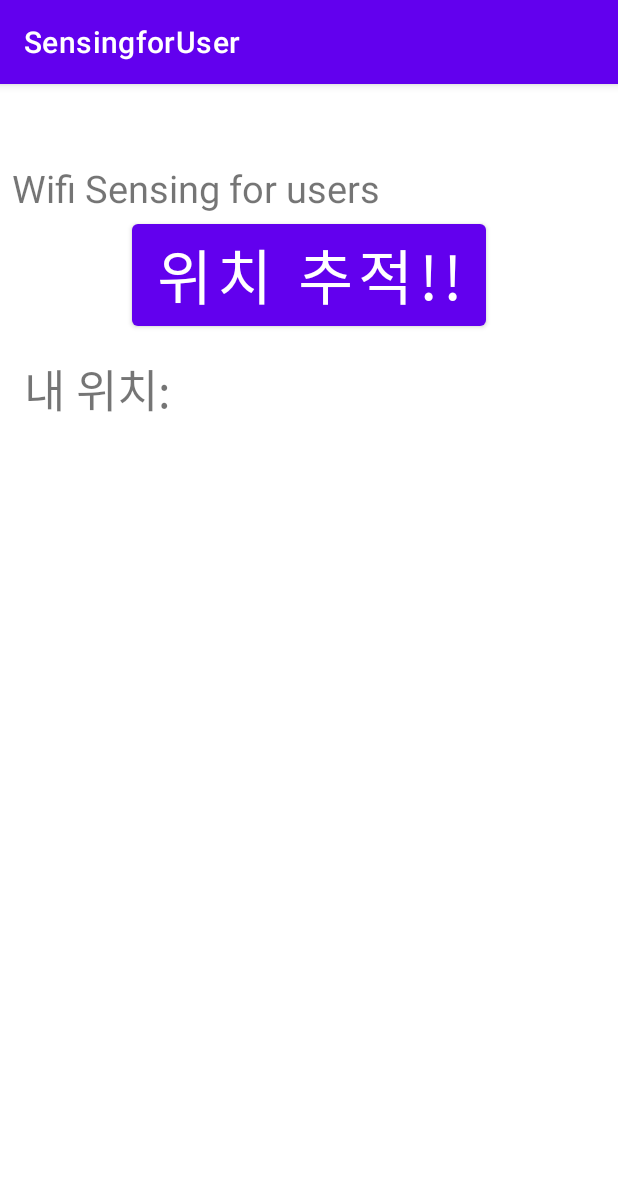
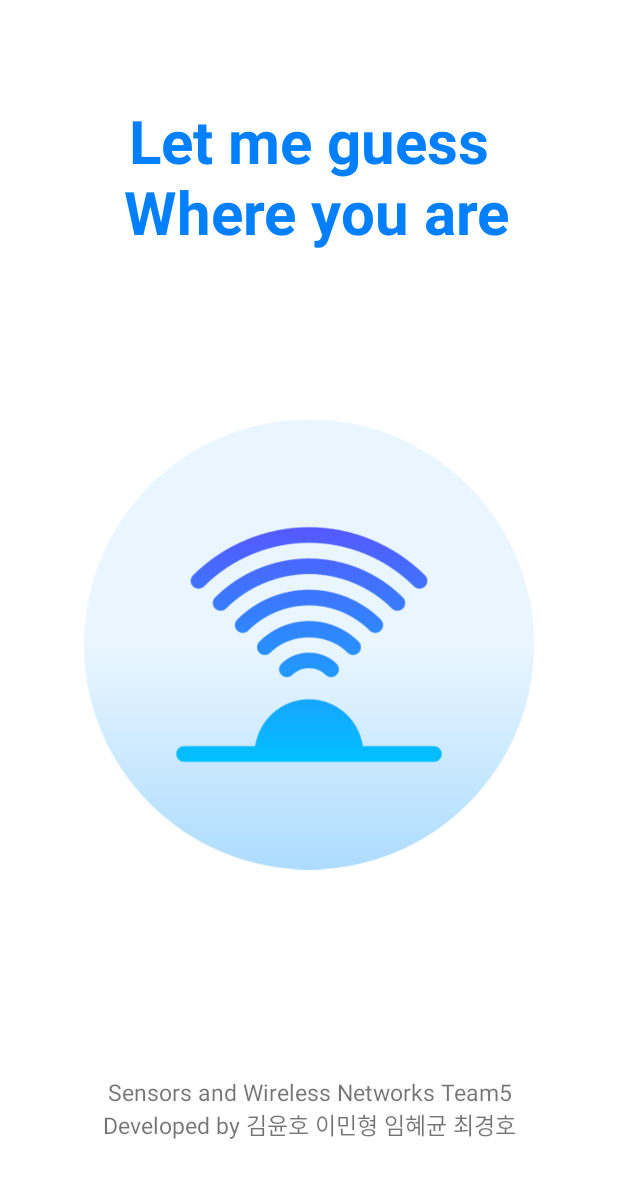
Before and after one commit to hgyim00/SensingforUser, an Android app: the screen it shows after launch (MainActivity), on a phone screen of 412 x 824 dp. Shown: the top 1178 px of the screen. Run offline under Robolectric (Android 15) with nearby library versions, the phone set to English and light mode, and no system bars; our stand-ins replace Firebase (no records; nobody signed in at launch, a user with empty details on screens opened directly).

Commit message:
MainActivity UI수정

```diff
--- a/app/src/main/java/com/android/sensingforuser/MainActivity.java
+++ b/app/src/main/java/com/android/sensingforuser/MainActivity.java
@@ -1,10 +1,13 @@
 package com.android.sensingforuser;
 
+import androidx.appcompat.app.ActionBar;
 import androidx.appcompat.app.AppCompatActivity;
 
+import android.app.AlertDialog;
 import android.os.Bundle;
 import android.view.View;
 import android.widget.Button;
+import android.widget.ImageView;
 import android.widget.TextView;
 
 import com.google.firebase.database.DatabaseReference;
@@ -13,27 +16,30 @@ import com.google.firebase.database.FirebaseDatabase;
 public class MainActivity extends AppCompatActivity {
     private DatabaseReference mDatabase;
 
-    private Button sensingBtn;
-    private TextView textView;
+    private ImageView sensingBtn;
 
     @Override
     protected void onCreate(Bundle savedInstanceState) {
         super.onCreate(savedInstanceState);
         setContentView(R.layout.activity_main);
+        ActionBar actionBar = getSupportActionBar();
+        actionBar.hide();
+
         mDatabase = FirebaseDatabase.getInstance().getReference();
 
-        sensingBtn = (Button) findViewById(R.id.sensingBtn);
-        textView = (TextView) findViewById(R.id.textView);
-        textView.setText("내 위치: ");
+        sensingBtn = (ImageView) findViewById(R.id.sensingButton);
     }
 
 
-    //센싱 버튼 클릭
-    public void mOnSensing(View v){
-        //예시. 버튼 눌렀을 때 TextView 바꾸기
-        textView.setText("내 위치: " + " blabla...");
 
 
+    //센싱 버튼 클릭
+    public void mOnSensing(View view){
+        //예시. 버튼 눌렀을 때 TextView 바꾸기
+        AlertDialog.Builder builder = new AlertDialog.Builder(this);
+        builder.setTitle("위치").setMessage("당신은 ~에 있습니다");
+        AlertDialog alertDialog = builder.create();
+        alertDialog.show();
         //TODO: 센싱 후 textView를 위치 측정한 장소로 바꾸기.
     }
 }
--- a/app/src/main/res/layout/activity_main.xml
+++ b/app/src/main/res/layout/activity_main.xml
@@ -1,48 +1,42 @@
 <?xml version="1.0" encoding="utf-8"?>
-<androidx.constraintlayout.widget.ConstraintLayout xmlns:android="http://schemas.android.com/apk/res/android"
+<LinearLayout
+    xmlns:android="http://schemas.android.com/apk/res/android"
     xmlns:app="http://schemas.android.com/apk/res-auto"
     xmlns:tools="http://schemas.android.com/tools"
     android:layout_width="match_parent"
     android:layout_height="match_parent"
+    android:orientation="vertical"
     tools:context=".MainActivity">
 
     <TextView
-        android:layout_width="wrap_content"
+        android:id="@+id/Title"
+        android:layout_width="match_parent"
         android:layout_height="wrap_content"
-        android:text="Wifi Sensing for users"
-        app:layout_constraintBottom_toBottomOf="parent"
-        app:layout_constraintHorizontal_bias="0.047"
-        app:layout_constraintLeft_toLeftOf="parent"
-        app:layout_constraintRight_toRightOf="parent"
-        app:layout_constraintTop_toTopOf="parent"
-        app:layout_constraintVertical_bias="0.071"
-        android:textSize="25dp"/>
+        android:layout_weight="1"
+        android:text="Let me guess\n Where you are"
+        android:gravity="center"
+        android:layout_marginTop="30dp"
+        android:textSize="40dp"
+        android:textColor="@color/Sea"
+        android:textStyle="bold"
+        />
 
-    <Button
-        android:id="@+id/sensingBtn"
-        android:layout_width="wrap_content"
-        android:layout_height="wrap_content"
+    <ImageView
+        android:id="@+id/sensingButton"
+        android:layout_width="300dp"
+        android:layout_height="300dp"
+        android:layout_weight="2"
+        android:layout_gravity="center"
         android:onClick="mOnSensing"
-        android:text="위치 추적!!"
-        android:textSize="40dp"
-        app:layout_constraintBottom_toBottomOf="parent"
-        app:layout_constraintLeft_toLeftOf="parent"
-        app:layout_constraintRight_toRightOf="parent"
-        app:layout_constraintTop_toTopOf="parent"
-        app:layout_constraintVertical_bias="0.127" />
+        app:srcCompat="@drawable/centerbutton" />
 
     <TextView
-        android:id="@+id/textView"
-        android:layout_width="wrap_content"
+        android:layout_width="match_parent"
         android:layout_height="wrap_content"
-        android:text="내 위치: "
-        android:textSize="30dp"
-        app:layout_constraintBottom_toBottomOf="parent"
-        app:layout_constraintHorizontal_bias="0.052"
-        app:layout_constraintLeft_toLeftOf="parent"
-        app:layout_constraintRight_toRightOf="parent"
-        app:layout_constraintTop_toTopOf="parent"
-        app:layout_constraintVertical_bias="0.25" />
+        android:layout_weight="1.7"
+        android:text="@string/member_info"
+        android:gravity="center"
+        android:textSize="15dp"
+        />
 
-
-</androidx.constraintlayout.widget.ConstraintLayout>
+</LinearLayout>
--- a/app/src/main/res/values/colors.xml
+++ b/app/src/main/res/values/colors.xml
@@ -7,4 +7,5 @@
     <color name="teal_700">#FF018786</color>
     <color name="black">#FF000000</color>
     <color name="white">#FFFFFFFF</color>
+    <color name="Sea">#0080FF</color>
 </resources>
--- a/app/src/main/res/values/strings.xml
+++ b/app/src/main/res/values/strings.xml
@@ -1,3 +1,4 @@
 <resources>
     <string name="app_name">SensingforUser</string>
+    <string name="member_info">Sensors and Wireless Networks Team5\nDeveloped by 김윤호 이민형 임혜균 최경호</string>
 </resources>
```
Also changed, not shown: app/src/main/res/drawable/centerbutton.png (added), 1 other file.
